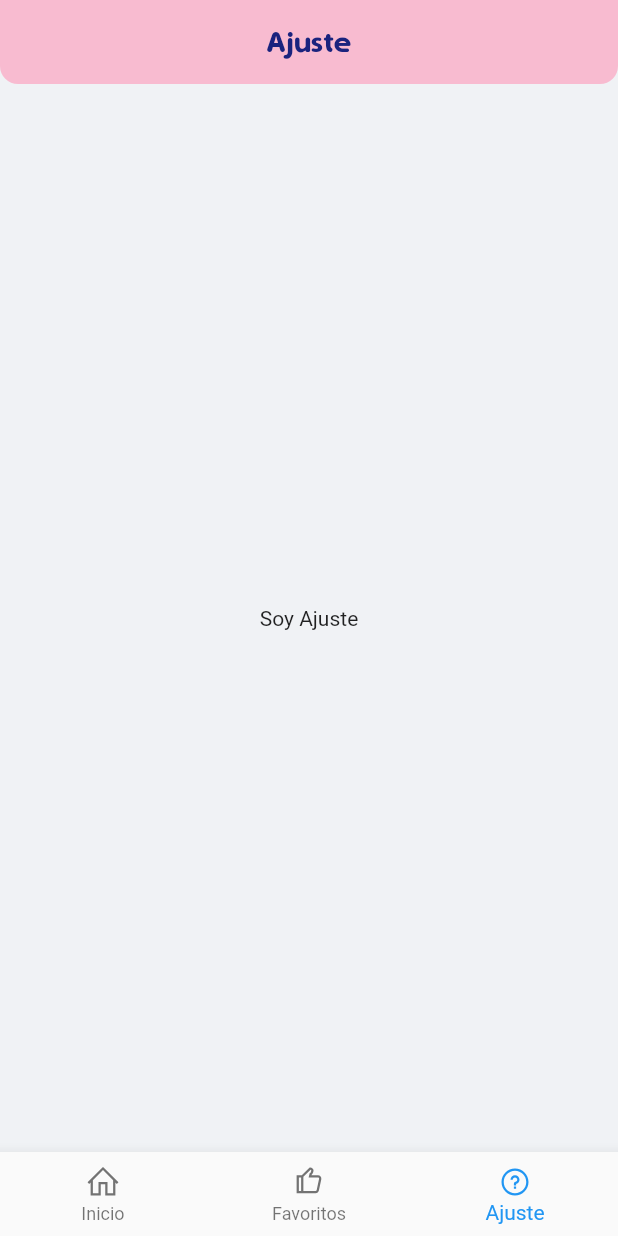
After one commit to vicoyes/app_diname, a Flutter app: the screen it shows after launch, item 3 of the bottom bar chosen, on a phone screen of 412 x 824 dp. The commit adds this screen. Run offline on Flutter 3.47's test engine with Material 2 defaults, Android fonts, the phone set to English and light mode, and no system bars; our stand-ins replace flutter_tts, line_awesome_icons.

Commit message:
Agregabdo Spech y funcionalidad al bottonBar

```diff
--- a/lib/main.dart
+++ b/lib/main.dart
@@ -1,5 +1,8 @@
+import 'package:app_name/pages/favorito.dart';
 import 'package:app_name/pages/home.dart';
+import 'package:app_name/pages/setting.dart';
 import 'package:flutter/material.dart';
+import 'package:line_awesome_icons/line_awesome_icons.dart';
 
 void main() => runApp(MyApp());
 
@@ -9,15 +12,73 @@ class MyApp extends StatefulWidget {
 }
 
 class _MyAppState extends State<MyApp> {
+  int _currentIndex = 0;
+
+  final List<Widget> _childrem = [
+    Home(),
+    Favoritos(),
+    Setting()
+  ];
+
+  final List<String> _name = [
+    'Inicio',
+     'Favoritos',
+     'Ajuste'
+  ];
+
   @override
   Widget build(BuildContext context) {
     return MaterialApp(
       title: "Diname",
       theme: ThemeData(
-         primaryColor: Colors.pink[100],
-         accentColor: Colors.pink[400],
+        primaryColor: Colors.pink[100],
+        accentColor: Colors.pink[400],
       ),
-      home: Home()
+      home: Scaffold(
+        backgroundColor: Color(0xfff0f2f5),
+        appBar: AppBar(
+          elevation: 0,
+          shape: RoundedRectangleBorder(
+            borderRadius: BorderRadius.vertical(
+              bottom: Radius.circular(12),
+            ),
+          ),
+          title: Center(
+            child: Text(
+              _name[_currentIndex],
+              style: TextStyle(
+                color: Colors.indigo[900],
+                fontFamily: 'Simply Rounded',
+              ),
+            ),
+          ),
+        ),
+        body: _childrem[_currentIndex],
+        bottomNavigationBar: BottomNavigationBar(
+          currentIndex: _currentIndex,
+          onTap: onTapTappep,
+          items: <BottomNavigationBarItem>[
+            BottomNavigationBarItem(
+              icon: Icon(LineAwesomeIcons.home),
+              title: Text('Inicio'),
+            ),
+            BottomNavigationBarItem(
+              icon: Icon(LineAwesomeIcons.thumbs_up),
+              title: Text('Favoritos'),
+            ),
+            BottomNavigationBarItem(
+              icon: Icon(LineAwesomeIcons.question_circle),
+              title: Text('Ajuste'),
+            ),
+          ],
+        ),
+      ),
     );
   }
+
+  void onTapTappep(int index) {
+    setState(() {
+      _currentIndex = index;
+    });
+  }
 }
--- /dev/null
+++ b/lib/pages/favorito.dart
@@ -0,0 +1,18 @@
+import 'package:flutter/material.dart';
+import 'package:line_awesome_icons/line_awesome_icons.dart';
+
+
+
+class Favoritos extends StatefulWidget {
+  @override
+  _FavoritosState createState() => _FavoritosState();
+}
+
+class _FavoritosState extends State<Favoritos> {
+  @override
+  Widget build(BuildContext context) {
+    return Center(
+        child: Text('Soy favoritos'),
+    );
+  }
+}
--- /dev/null
+++ b/lib/pages/setting.dart
@@ -0,0 +1,18 @@
+import 'package:flutter/material.dart';
+import 'package:line_awesome_icons/line_awesome_icons.dart';
+
+
+
+class Setting extends StatefulWidget {
+  @override
+  _SettingState createState() => _SettingState();
+}
+
+class _SettingState extends State<Setting> {
+  @override
+  Widget build(BuildContext context) {
+    return Center(
+        child: Text('Soy Ajuste'),
+    );
+  }
+}
--- a/pubspec.yaml
+++ b/pubspec.yaml
@@ -25,6 +25,7 @@ dependencies:
   cupertino_icons: ^0.1.2
   line_awesome_icons: ^1.0.4+2
   http: ^0.12.0+4
+  flutter_tts: ^0.8.7
 
 dev_dependencies:
   flutter_test:
```
Also changed, not shown: lib/pages/detalles.dart (+41 -16 lines), lib/pages/home.dart (+4 -38 lines), lib/pages/list.dart (+26 -6 lines), pubspec.lock, 1 other file.
